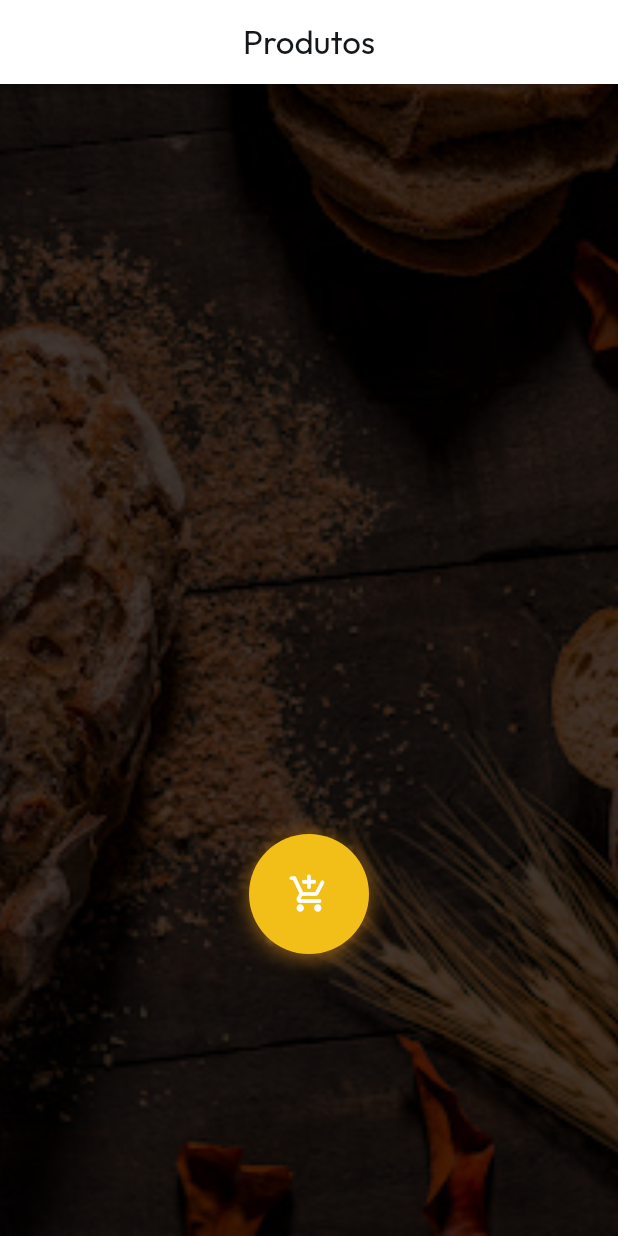
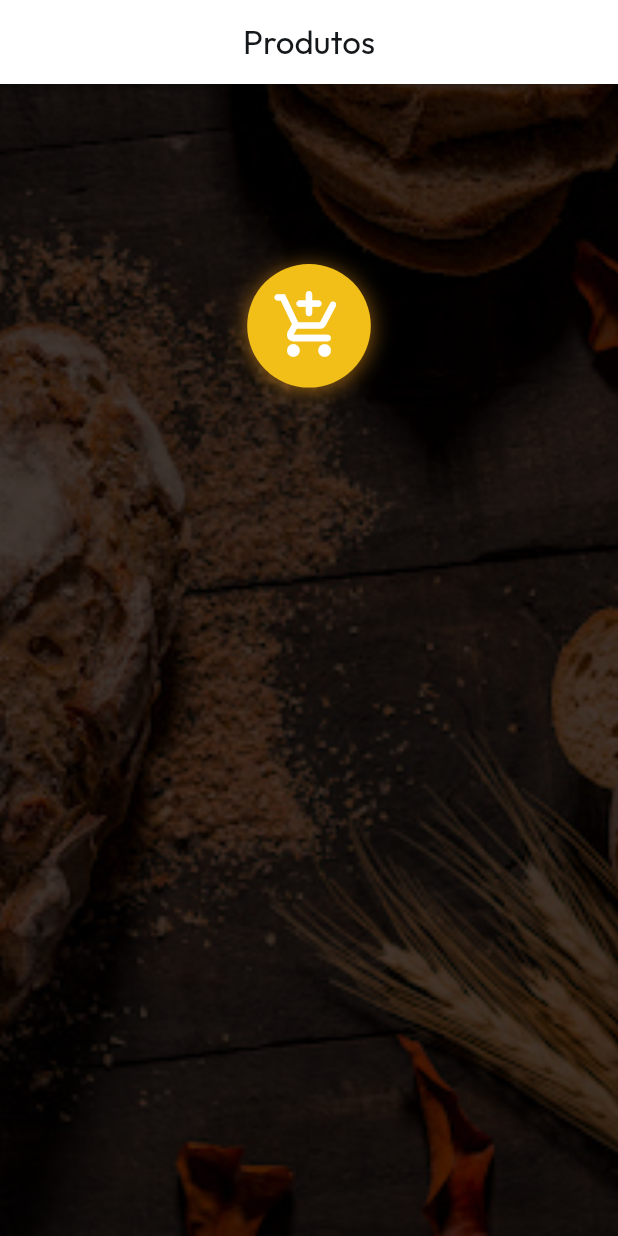
Before and after one commit to WIL-TZY/controleEstoque, a Flutter app: the screen it shows once a user with an empty profile is signed in, on a phone screen of 412 x 824 dp. Run offline on Flutter 3.47's test engine with Material 2 defaults, Android fonts, the light colour scheme and no system bars; our stand-ins replace auto_size_text, cached_network_image, cloud_firestore, firebase_auth, firebase_core, font_awesome_flutter and 9 more; missing offline and left inert: aligned_dialog, json_path; accounts and stored records are empty.

Commit message:
Updating to latest FlutterFlow output.

```diff
--- a/lib/pages/produtos/produtos_widget.dart
+++ b/lib/pages/produtos/produtos_widget.dart
@@ -62,7 +62,7 @@ class _ProdutosWidgetState extends State<ProdutosWidget> {
             borderRadius: 30.0,
             borderWidth: 1.0,
             buttonSize: 60.0,
-            hoverColor: FlutterFlowTheme.of(context).primary,
+            hoverColor: FlutterFlowTheme.of(context).alternate,
             hoverIconColor: FlutterFlowTheme.of(context).primaryText,
             icon: const Icon(
               Icons.arrow_back,
@@ -91,12 +91,7 @@ class _ProdutosWidgetState extends State<ProdutosWidget> {
         ),
         body: SafeArea(
           top: true,
-          child: SizedBox(
-            width: MediaQuery.sizeOf(context).width * 1.0,
-            height: MediaQuery.sizeOf(context).height * 1.0,
-            child: Stack(
-              children: [
-                Container(
+          child: Container(
             width: MediaQuery.sizeOf(context).width * 1.0,
             height: MediaQuery.sizeOf(context).height * 1.0,
             decoration: BoxDecoration(
@@ -108,16 +103,14 @@ class _ProdutosWidgetState extends State<ProdutosWidget> {
                 ).image,
               ),
             ),
-                ),
-                Padding(
-                  padding: const EdgeInsetsDirectional.fromSTEB(0.0, 100.0, 0.0, 0.0),
+            child: Padding(
+              padding: const EdgeInsetsDirectional.fromSTEB(0.0, 50.0, 0.0, 0.0),
               child: Column(
-                    mainAxisSize: MainAxisSize.max,
+                mainAxisSize: MainAxisSize.min,
                 children: [
                   StreamBuilder<List<ProdutosRecord>>(
                     stream: queryProdutosRecord(
-                          queryBuilder: (produtosRecord) =>
-                              produtosRecord.where(
+                      queryBuilder: (produtosRecord) => produtosRecord.where(
                         'emestoque',
                         isEqualTo: false,
                       ),
@@ -151,6 +144,8 @@ class _ProdutosWidgetState extends State<ProdutosWidget> {
                               listviewNaoCompradosProdutosRecordList[
                                   listviewNaoCompradosIndex];
                           return Container(
+                            width: MediaQuery.sizeOf(context).width * 0.08,
+                            height: MediaQuery.sizeOf(context).height * 0.08,
                             decoration: BoxDecoration(
                               color: FlutterFlowTheme.of(context)
                                   .secondaryBackground,
@@ -191,8 +186,7 @@ class _ProdutosWidgetState extends State<ProdutosWidget> {
                                           .bodyMedium
                                           .override(
                                             fontFamily: 'Poppins',
-                                                color:
-                                                    FlutterFlowTheme.of(context)
+                                            color: FlutterFlowTheme.of(context)
                                                 .primaryText,
                                             fontSize: 15.0,
                                           ),
@@ -208,8 +202,7 @@ class _ProdutosWidgetState extends State<ProdutosWidget> {
                   ),
                   StreamBuilder<List<ProdutosRecord>>(
                     stream: queryProdutosRecord(
-                          queryBuilder: (produtosRecord) =>
-                              produtosRecord.where(
+                      queryBuilder: (produtosRecord) => produtosRecord.where(
                         'emestoque',
                         isEqualTo: true,
                       ),
@@ -229,20 +222,20 @@ class _ProdutosWidgetState extends State<ProdutosWidget> {
                           ),
                         );
                       }
-                          List<ProdutosRecord>
-                              listviewCompradosProdutosRecordList =
+                      List<ProdutosRecord> listviewCompradosProdutosRecordList =
                           snapshot.data!;
                       return ListView.builder(
                         padding: EdgeInsets.zero,
                         shrinkWrap: true,
                         scrollDirection: Axis.vertical,
-                            itemCount:
-                                listviewCompradosProdutosRecordList.length,
+                        itemCount: listviewCompradosProdutosRecordList.length,
                         itemBuilder: (context, listviewCompradosIndex) {
                           final listviewCompradosProdutosRecord =
                               listviewCompradosProdutosRecordList[
                                   listviewCompradosIndex];
                           return Container(
+                            width: MediaQuery.sizeOf(context).width * 0.08,
+                            height: MediaQuery.sizeOf(context).height * 0.08,
                             decoration: BoxDecoration(
                               borderRadius: BorderRadius.circular(100.0),
                             ),
@@ -276,8 +269,7 @@ class _ProdutosWidgetState extends State<ProdutosWidget> {
                                     padding: const EdgeInsetsDirectional.fromSTEB(
                                         8.0, 0.0, 0.0, 0.0),
                                     child: Text(
-                                          listviewCompradosProdutosRecord
-                                              .produto,
+                                      listviewCompradosProdutosRecord.produto,
                                       style: FlutterFlowTheme.of(context)
                                           .bodyMedium
                                           .override(
@@ -296,15 +288,18 @@ class _ProdutosWidgetState extends State<ProdutosWidget> {
                     },
                   ),
                   Padding(
-                        padding: const EdgeInsetsDirectional.fromSTEB(
-                            0.0, 400.0, 0.0, 0.0),
+                    padding:
+                        const EdgeInsetsDirectional.fromSTEB(0.0, 70.0, 0.0, 0.0),
+                    child: SizedBox(
+                      width: MediaQuery.sizeOf(context).width * 2.0,
+                      height: MediaQuery.sizeOf(context).height * 0.1,
                       child: Stack(
                         children: [
                           Align(
                             alignment: const AlignmentDirectional(0.00, 0.00),
                             child: Container(
-                                width: 80.0,
-                                height: 80.0,
+                              width: 100.0,
+                              height: 100.0,
                               decoration: const BoxDecoration(
                                 color: Color(0xFFF2BF19),
                                 boxShadow: [
@@ -329,20 +324,18 @@ class _ProdutosWidgetState extends State<ProdutosWidget> {
                                       context: context,
                                       isGlobal: true,
                                       avoidOverflow: false,
-                                        targetAnchor:
-                                            const AlignmentDirectional(0.0, 0.0)
-                                                .resolve(
-                                                    Directionality.of(context)),
-                                        followerAnchor:
-                                            const AlignmentDirectional(0.0, 0.0)
-                                                .resolve(
-                                                    Directionality.of(context)),
+                                      targetAnchor: const AlignmentDirectional(
+                                              0.0, 0.0)
+                                          .resolve(Directionality.of(context)),
+                                      followerAnchor: const AlignmentDirectional(
+                                              0.0, 0.0)
+                                          .resolve(Directionality.of(context)),
                                       builder: (dialogContext) {
                                         return Material(
                                           color: Colors.transparent,
                                           child: GestureDetector(
-                                              onTap: () => _model.unfocusNode
-                                                      .canRequestFocus
+                                            onTap: () => _model
+                                                    .unfocusNode.canRequestFocus
                                                 ? FocusScope.of(context)
                                                     .requestFocus(
                                                         _model.unfocusNode)
@@ -357,7 +350,7 @@ class _ProdutosWidgetState extends State<ProdutosWidget> {
                                   child: const Icon(
                                     Icons.add_shopping_cart_rounded,
                                     color: Colors.white,
-                                      size: 28.0,
+                                    size: 50.0,
                                   ),
                                 ),
                               ),
@@ -366,10 +359,9 @@ class _ProdutosWidgetState extends State<ProdutosWidget> {
                         ],
                       ),
                     ),
+                  ),
                 ],
               ),
-                ),
-              ],
             ),
           ),
         ),
```
Lines whose indentation alone changed are shown as unchanged.
